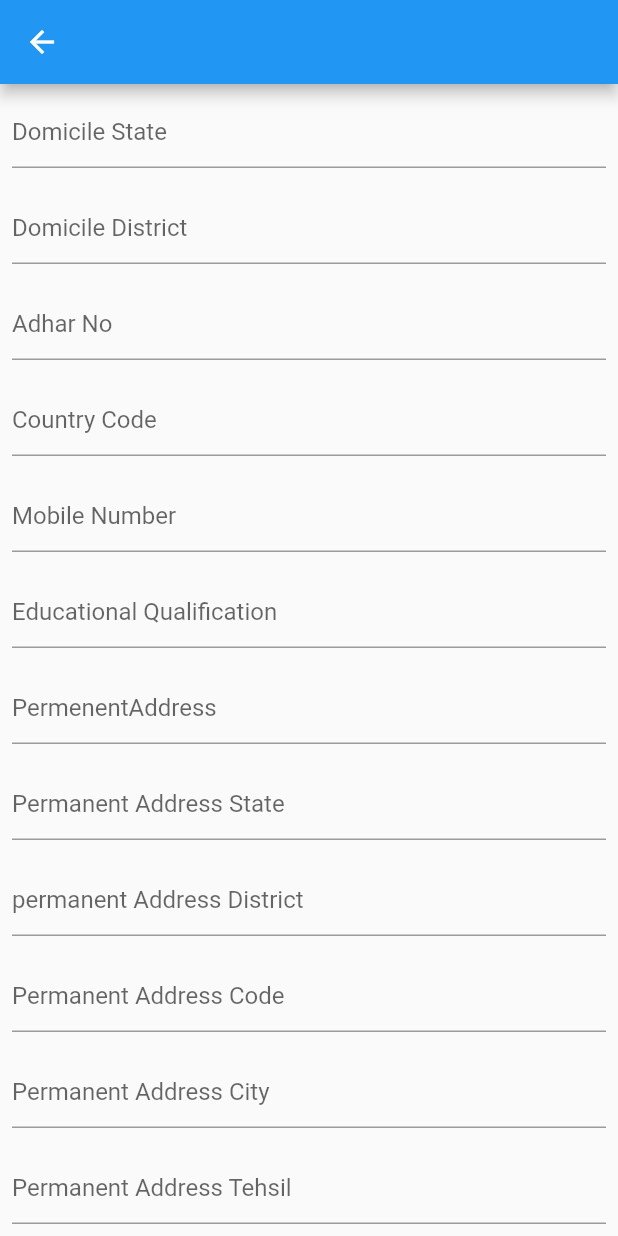
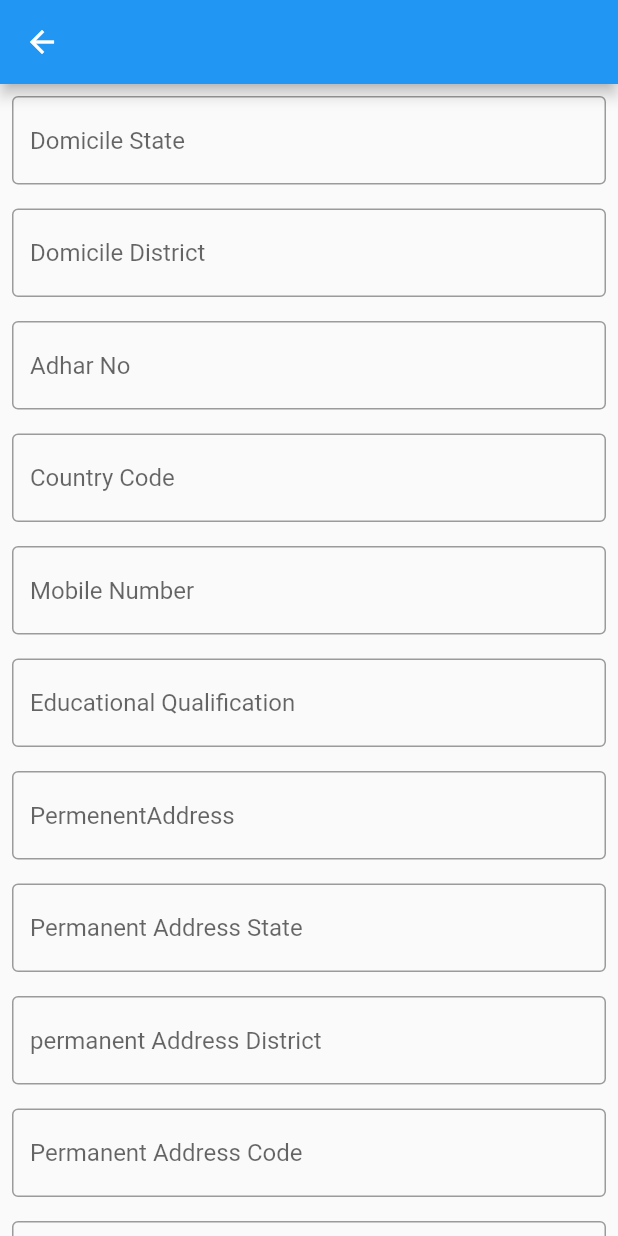
Before and after one commit to Adityavns/kptech, a Flutter app: the OtherDetails screen opened directly, on a phone screen of 412 x 824 dp. Run offline on Flutter 3.47's test engine with Material 2 defaults, Android fonts, the phone set to English and light mode, and no system bars; our stand-ins replace datetime_picker_formfield, firebase_database; missing offline and left inert: grouped_buttons; accounts and stored records are empty; generated files the repository leaves out were written again.

Commit message:
data source

```diff
--- a/lib/other_details.dart
+++ b/lib/other_details.dart
@@ -55,17 +55,20 @@ class _OtherDetailsState extends State<OtherDetails> {
     ]);
   }
 
-  Widget getTextField(TextEditingController controller, String hintText) {
+  Widget getTextField(TextEditingController controller, String hintText,/*Function validate*/) {
     return Padding(
       padding: const EdgeInsets.all(8.0),
       child: TextFormField(
+        /*validator: (val)=>validate(val),*/
         controller: controller,
         decoration: InputDecoration(
+          border: OutlineInputBorder(),
           hintText: hintText,
         ),
       ),
     );
   }
+
 
   Widget getButton() {
     return RaisedButton(
```
